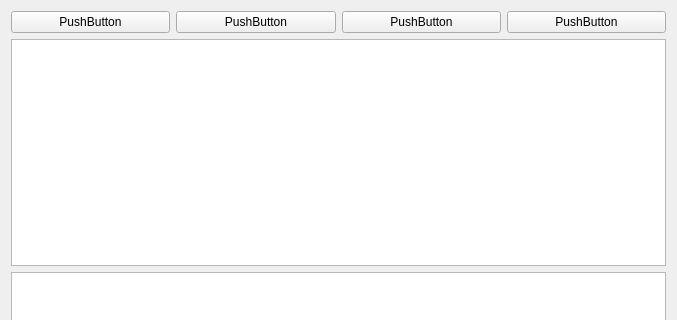
Before: the Qt Designer form GUITest/widget.ui in nito-4s-na1/share, drawn with Qt 5; both pictures show x 0 to 677 and y 0 to 320 of the 677 by 509 pixel window.
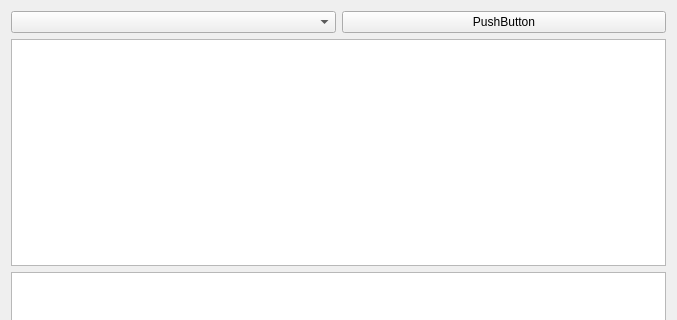
After: the same form once the commit is applied.

Diff of the .ui file:
```diff
--- a/GUITest/widget.ui
+++ b/GUITest/widget.ui
@@ -17,25 +17,7 @@
    <item>
     <layout class="QHBoxLayout" name="horizontalLayout">
      <item>
-      <widget class="QPushButton" name="pushButton_2">
-       <property name="text">
-        <string>PushButton</string>
-       </property>
-      </widget>
-     </item>
-     <item>
-      <widget class="QPushButton" name="pushButton_3">
-       <property name="text">
-        <string>PushButton</string>
-       </property>
-      </widget>
-     </item>
-     <item>
-      <widget class="QPushButton" name="pushButton_4">
-       <property name="text">
-        <string>PushButton</string>
-       </property>
-      </widget>
+      <widget class="QComboBox" name="comboBox"/>
      </item>
      <item>
       <widget class="QPushButton" name="pushButton">
```
